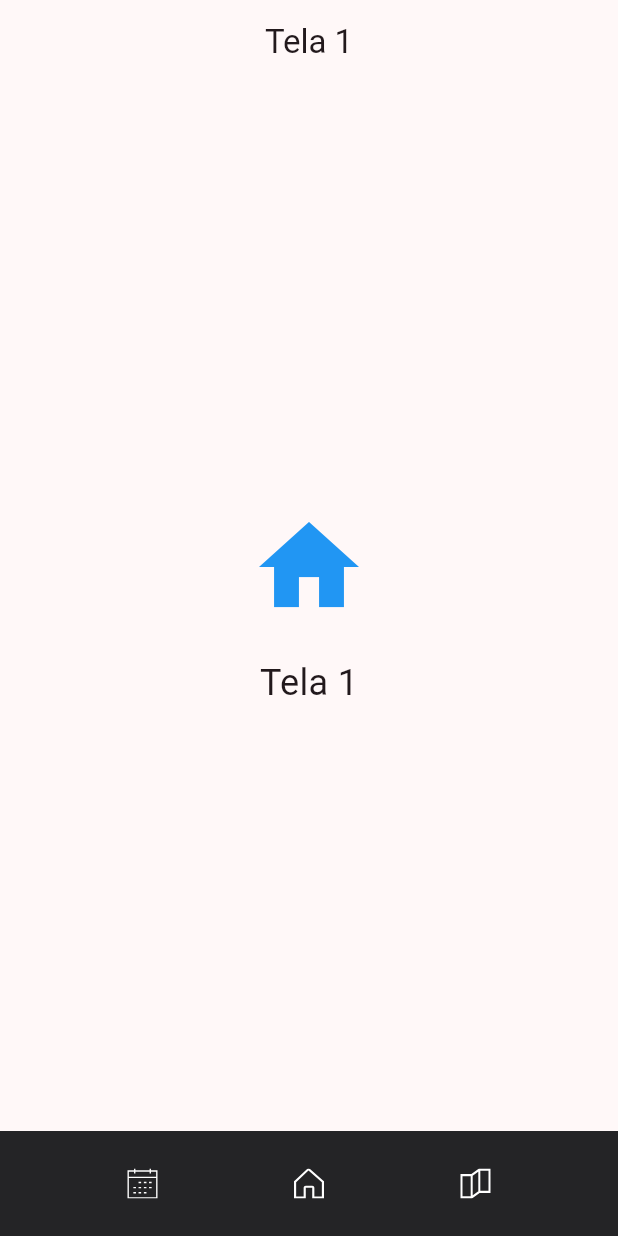
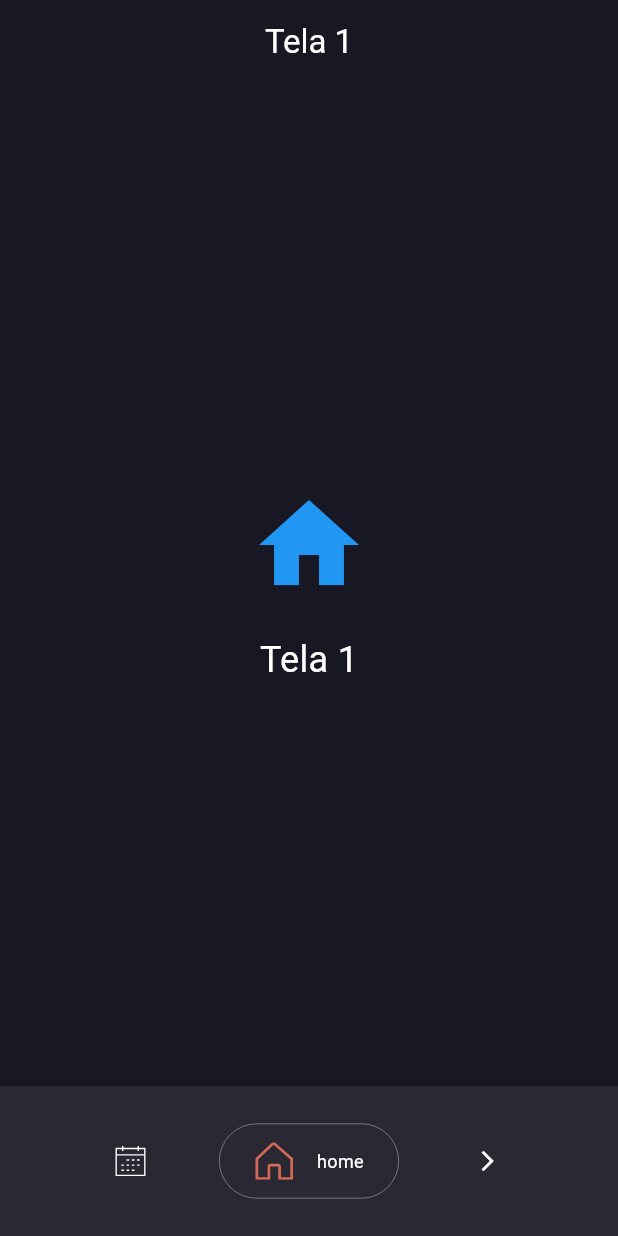
Before and after one commit to NoachDev/SeferTorah, a Flutter app: the screen it shows after launch, on a phone screen of 412 x 824 dp. Run offline on Flutter 3.47's test engine with Material 3 defaults, Android fonts, the light colour scheme and no system bars; our stand-ins replace flutter_svg, go_router.

Commit message:
Building a Theme and set the desing of NavBottomBar

```diff
--- a/lib/main.dart
+++ b/lib/main.dart
@@ -2,6 +2,7 @@
 import 'package:flutter_svg/svg.dart';
 import 'package:provider/provider.dart';
 import 'package:go_router/go_router.dart';
+import 'theme/app_theme.dart';
 
 void main() {
   runApp(const MyApp());
@@ -17,10 +18,7 @@
       child: MaterialApp.router(  // material app with router
         debugShowCheckedModeBanner: false,
         title: 'SeferTorah',
-        theme: ThemeData(
-          colorScheme: ColorScheme.fromSeed(
-            brightness: Brightness.light, seedColor: const Color.fromARGB(255, 0, 0, 0)),
-          useMaterial3: true),
+        theme: AppTheme.darkTheme,
         routerConfig: _router, // router configuration
       )
     );
@@ -84,8 +82,8 @@
       body : child,
       bottomNavigationBar: SafeArea(
         child: Container(
-          color: Color.fromARGB(255, 36, 36, 38),
-          height: 70,
+          color: Theme.of(context).colorScheme.tertiary,
+          height: 100,
           padding: const EdgeInsets.all(8),
           child: const NavBottomBar(),
         )
@@ -166,53 +164,6 @@
   }
 }
 
-// ===== BARRA DE NAVEGAÇÃO =====
-
-class IconBottomBar extends StatelessWidget {
-  final String routeName;
-  final IconData icon;
-  final String currentRoute;
-
-  const IconBottomBar({
-    super.key,
-    required this.routeName,
-    required this.icon,
-    required this.currentRoute,
-  });
-
-  @override
-  Widget build(BuildContext context) {
-    bool isSelected = currentRoute == '/$routeName';
-
-    return GestureDetector(
-      onTap: () {
-        GoRouter.of(context).goNamed(routeName);
-        context.read<AppState>().setRoute('/$routeName');
-      },
-      child: Column(
-        mainAxisAlignment: MainAxisAlignment.center,
-        children: [
-          Icon(
-            icon,
-            color: isSelected ? Colors.green : Colors.white,
-            size: 28,
-          ),
-          if (isSelected)
-            Container(
-              width: 6,
-              height: 6,
-              margin: const EdgeInsets.only(top: 4),
-              decoration: const BoxDecoration(
-                color: Colors.green,
-                shape: BoxShape.circle,
-              ),
-            )
-        ],
-      ),
-    );
-  }
-}
-
 class NavBottomBar extends StatelessWidget {
   const NavBottomBar({super.key});
 
@@ -220,7 +171,8 @@
   Widget build(BuildContext context) {
 
     return Row(
-      mainAxisAlignment: MainAxisAlignment.spaceEvenly,
+      mainAxisAlignment: MainAxisAlignment.center,
+      spacing: 35,
       children: [
         IconButton(onPressed: () => GoRouter.of(context).goNamed("calendar"), icon: SvgPicture.asset(
           'assets/icons/calendar.svg',
@@ -229,20 +181,34 @@
           colorFilter: const ColorFilter.mode(Colors.white, BlendMode.srcIn)
           )
         ),
-        IconButton(onPressed: () => GoRouter.of(context).goNamed("home"), icon: SvgPicture.asset(
-          'assets/icons/home.svg',
-          semanticsLabel: 'home widget',
-          height: 20,
-          colorFilter: const ColorFilter.mode(Colors.white, BlendMode.srcIn)
+        GestureDetector(
+          onTap: () => GoRouter.of(context).goNamed("home"),
+          child: Container(
+            decoration: BoxDecoration(
+              shape: BoxShape.rectangle,
+              border: Border.all(color: Colors.white60, width: 0.4),
+              borderRadius: BorderRadius.all(Radius.circular(100)),
+            ),
+
+            width: 120,
+            height: 50,
+            child: Row(
+              mainAxisAlignment: MainAxisAlignment.center,
+              spacing: 15,
+              children: [
+                SvgPicture.asset(
+                  'assets/icons/home.svg',
+                  semanticsLabel: 'home widget',
+                  height: 25,
+                  colorFilter: ColorFilter.mode(Theme.of(context).colorScheme.secondary, BlendMode.srcIn)
+                ),
+                const Text('home', style: TextStyle(fontSize: 12, color: Colors.white)),
+              ],
+            ),
           )
         ),
-        IconButton(onPressed: () => GoRouter.of(context).goNamed("comunity"), icon: SvgPicture.asset(
-          'assets/icons/comunity.svg',
-          semanticsLabel: 'comunity widget',
-          height: 20,
-          colorFilter: const ColorFilter.mode(Colors.white, BlendMode.srcIn)
-          )
-        ),
+
+        IconButton(onPressed: () => GoRouter.of(context).goNamed("comunity"), icon: Icon(Icons.arrow_forward_ios, size: 16,) ),
       ],
     );
   }
--- /dev/null
+++ b/lib/theme/app_theme.dart
@@ -0,0 +1,25 @@
+import 'package:flutter/material.dart';
+
+class AppTheme {
+  static const Color _primaryColor    = Color(0xFF6E69C8);
+  static const Color _secondaryColor  = Color(0xFFD56957);
+  static const Color _tertiaryColor   = Color(0xFF2a2832);
+  static const Color _backgroundColor = Color(0XFF181824);
+  static const Color _errorColor      = Colors.red;
+
+  static ThemeData get darkTheme {
+    return ThemeData(
+      colorScheme: ColorScheme.dark(
+        brightness: Brightness.dark,
+        primary: _primaryColor,
+        secondary: _secondaryColor,
+        tertiary: _tertiaryColor,
+        surface: _backgroundColor,
+        error: _errorColor,
+        onPrimary: Colors.white,
+        onSecondary: Colors.black,
+      ),
+      useMaterial3: true,
+    );
+  }
+}
```
